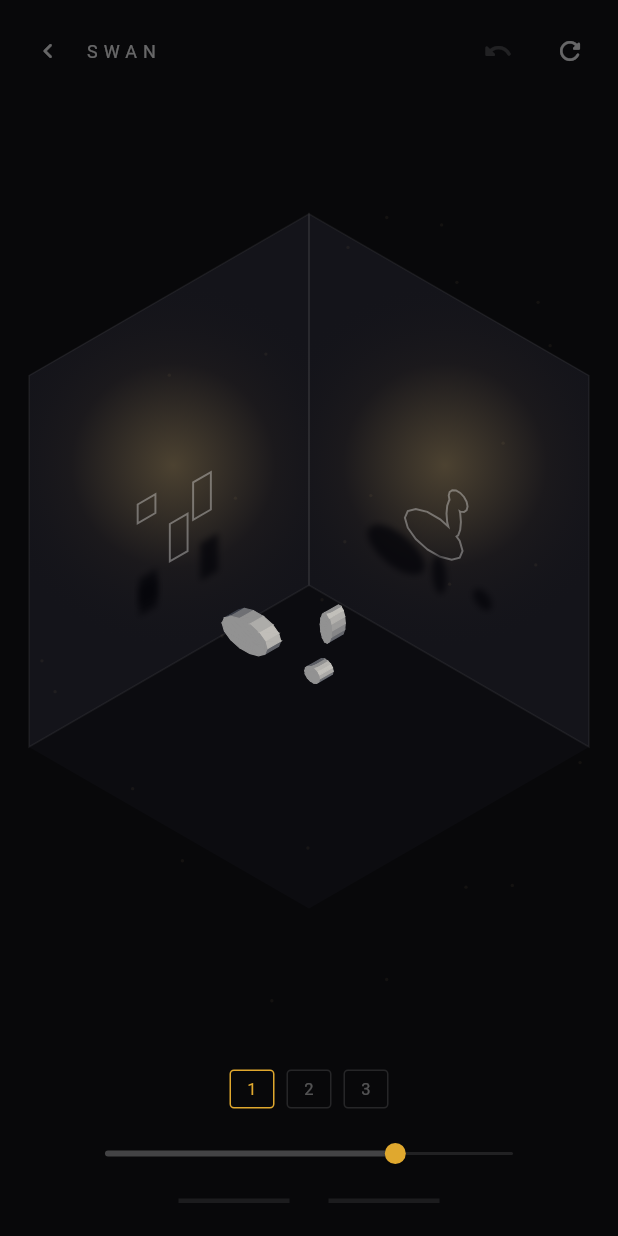
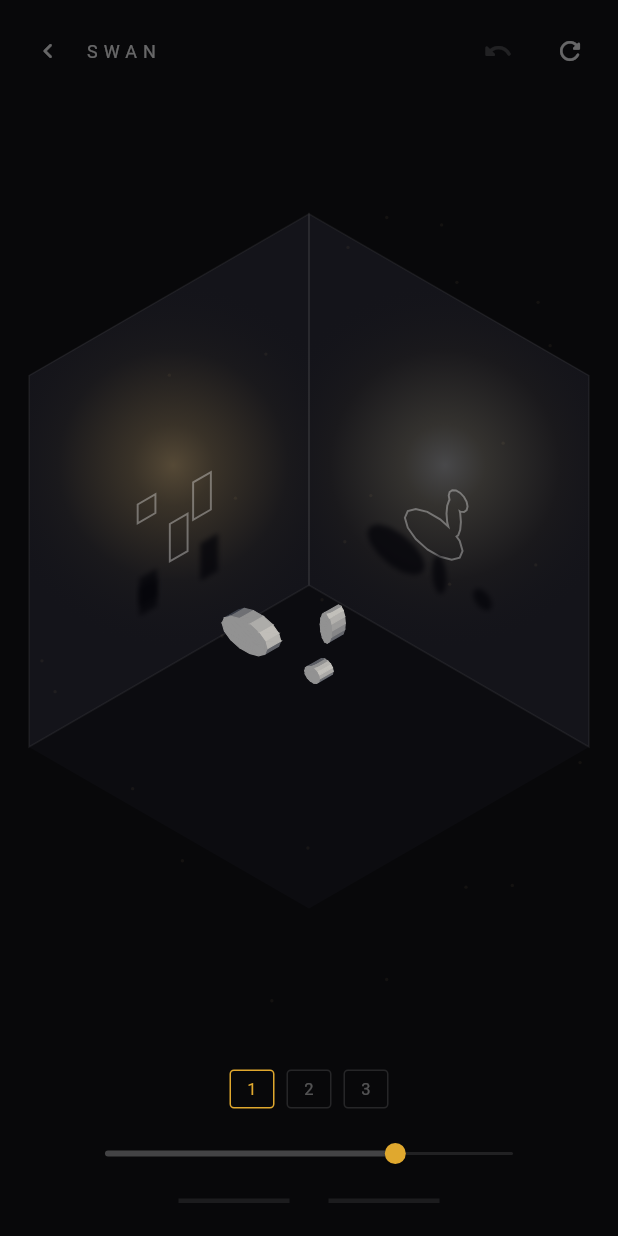
Before and after one commit to jhereeDev/intwolight, a Flutter app: the screen it shows after launch, after a tap on the "handyman" icon, on a phone screen of 412 x 824 dp. Run offline on Flutter 3.47's test engine with Material 3 defaults, Android fonts, the phone set to English and light mode, and no system bars; our stand-ins replace audioplayers, share_plus, shared_preferences; missing offline and left inert: purchases_flutter.

Commit message:
Two lamps instead of one wash, and a header that is not overflowing
Lighting. The two lights were the same colour, so the only thing telling the
walls apart was their angle -- and at a glance, mid-drag, that is not enough.
Warm on the left, cool on the right. It reads as two lamps rather than one
ambient wash, which is the entire premise of the game, and it is a readability
change before it is an aesthetic one: "which shadow am I fixing" stops being a
question. Same split the icon uses, so the two now agree.

The light pools also had an even falloff and read as flat discs. Four stops
weighted toward the middle: bright in a small core, dim for a long way after,
which is what a lamp actually does.

Penumbra was a fixed 2.2 device pixels, so shadows were correctly soft on a
phone and razor-edged on a tablet -- the room scaled and the softness did not.
Proportional now.

Header. Dropped the "IN TWO LIGHTS" title from the map. At letter spacing 5 it
ate ~150 of the ~426 logical points available, and once TODAY, the Menagerie
and the Workshop joined the row it overflowed -- which is what made a chapter
label collide with the title in the first store capture. My earlier gradient
fix treated the symptom. The app name is on the icon, the launch screen and the
store listing; a home screen does not need to introduce itself.

Verified on device: the pools read as two distinct lamps, and the header now
sits clear of the chapter label.

Co-Authored-By: Claude Opus 5 (1M context) <noreply@anthropic.com>

```diff
--- a/lib/map_screen.dart
+++ b/lib/map_screen.dart
@@ -183,16 +183,15 @@ class MapScreenState extends State<MapScreen> {
                 ),
                 alignment: Alignment.topLeft,
                 padding: const EdgeInsets.fromLTRB(22, 14, 22, 0),
+                // ⚠️ No app title here any more. "IN TWO LIGHTS" at letter
+                // spacing 5 ate ~150 of the ~426 logical points available, and
+                // once TODAY, the Menagerie and the Workshop joined it the row
+                // overflowed — which is what made a chapter label collide with
+                // it in the first store capture. The app name is on the icon,
+                // the launch screen and the App Store listing; a home screen
+                // does not need to introduce itself.
                 child: Row(
                   children: [
-                    const Text(
-                      'IN TWO LIGHTS',
-                      style: TextStyle(
-                          fontSize: 13,
-                          letterSpacing: 5,
-                          color: Colors.white54),
-                    ),
-                    const SizedBox(width: 14),
                     _TodayChip(
                       done: widget.daily.solved(dailyDayNumber(DateTime.now())),
                       streak:
@@ -217,8 +216,8 @@ class MapScreenState extends State<MapScreen> {
                       child: Padding(
                         padding: const EdgeInsets.only(right: 14, left: 6),
                         child: Icon(Icons.auto_awesome_mosaic_outlined,
-                            size: 15,
-                            color: Colors.white.withValues(alpha: 0.45)),
+                            size: 16,
+                            color: Colors.white.withValues(alpha: 0.5)),
                       ),
                     ),
                     GestureDetector(
@@ -232,8 +231,8 @@ class MapScreenState extends State<MapScreen> {
                       child: Padding(
                         padding: const EdgeInsets.only(right: 14),
                         child: Icon(Icons.handyman_outlined,
-                            size: 15,
-                            color: Colors.white.withValues(alpha: 0.45)),
+                            size: 16,
+                            color: Colors.white.withValues(alpha: 0.5)),
                       ),
                     ),
                     Icon(Icons.star_rounded,
--- a/lib/scene.dart
+++ b/lib/scene.dart
@@ -35,7 +35,17 @@ const _bg = Color(0xFF08080A);
 const _wallLo = Color(0xFF14141A);
 const _wallHi = Color(0xFF2A2620);
 const _amber = Color(0xFFE0A82E);
+
+/// The two lights differ in **colour temperature**, not just position.
+///
+/// They were identical, which meant the only thing telling the walls apart was
+/// their angle — and at a glance, mid-drag, that is not enough. Warm on the
+/// left, cool on the right: the eye separates them instantly, so "which shadow
+/// am I fixing" stops being a question. It also makes the room read as two
+/// lamps rather than one ambient wash, which is the entire premise, and it is
+/// the same split the app icon uses.
 const _warm = Color(0xFFFFD68C);
+const _cool = Color(0xFFBFD2F2);
 const _solidLit = Color(0xFFE8E4DA);
 const _solidDark = Color(0xFF1D2230);
 
@@ -233,8 +243,8 @@ class CornerScenePainter extends CustomPainter {
     // it is what gives the shadows a lit surface to be dark against.
     final centre = project(const V3(0, 0, 0), size, k, o);
     for (final spot in [
-      (project(const V3(-kWall, 0.9, 0.1), size, k, o), wallA),
-      (project(const V3(0.1, 0.9, -kWall), size, k, o), wallB),
+      (project(const V3(-kWall, 0.9, 0.1), size, k, o), wallA, _warm),
+      (project(const V3(0.1, 0.9, -kWall), size, k, o), wallB, _cool),
     ]) {
       canvas.save();
       canvas.clipPath(spot.$2);
@@ -247,11 +257,15 @@ class CornerScenePainter extends CustomPainter {
             spot.$1,
             r,
             [
-              Color.lerp(_wallHi, _warm, 0.16 + glow * 0.30)!,
-              Color.lerp(_wallHi, _wallLo, 0.7)!,
+              Color.lerp(_wallHi, spot.$3, 0.20 + glow * 0.32)!,
+              Color.lerp(_wallHi, spot.$3, 0.07 + glow * 0.10)!,
+              Color.lerp(_wallHi, _wallLo, 0.72)!,
               _wallLo.withValues(alpha: 0.0),
             ],
-            [0.0, 0.55, 1.0],
+            // A tighter core with a longer tail. The old two-stop ramp fell off
+            // evenly and read as a flat disc; a lamp is bright in a small
+            // middle and dim for a long way after.
+            [0.0, 0.22, 0.62, 1.0],
           ),
       );
       canvas.restore();
@@ -292,7 +306,10 @@ class CornerScenePainter extends CustomPainter {
         ..color = hit
             ? _amber.withValues(alpha: 0.42)
             : const Color(0xFF05050A).withValues(alpha: 0.78)
-        ..maskFilter = const MaskFilter.blur(BlurStyle.normal, 2.2);
+        // Scaled to the room, not fixed in device pixels. At a constant 2.2 a
+        // shadow was correctly soft on a small phone and razor-edged on a
+        // tablet, because the room grew and the penumbra did not.
+        ..maskFilter = MaskFilter.blur(BlurStyle.normal, math.max(1.6, k * 0.022));
       for (final m in ms) {
         canvas.drawPath(shadowPath2D(m).transform(mat), paint);
       }
```
